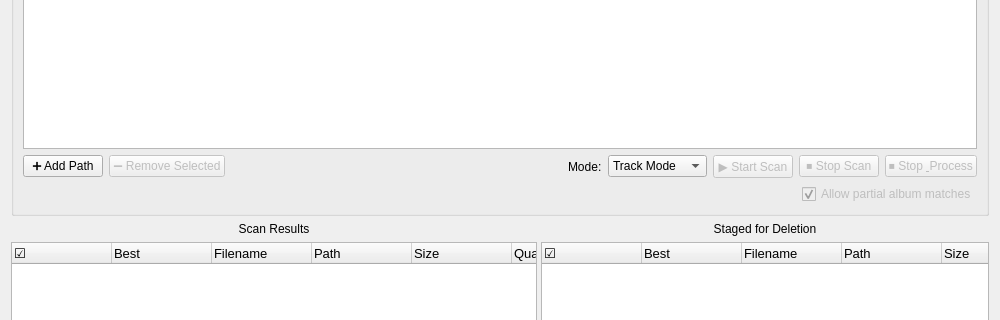
First picture: the form in src/duperscooper_gui/ui/dual_pane_widget.ui, repository ohtostado/duperscooper, before the edit; both pictures show x 0 to 1000 and y 179 to 499 of the 1000 by 700 pixel window.
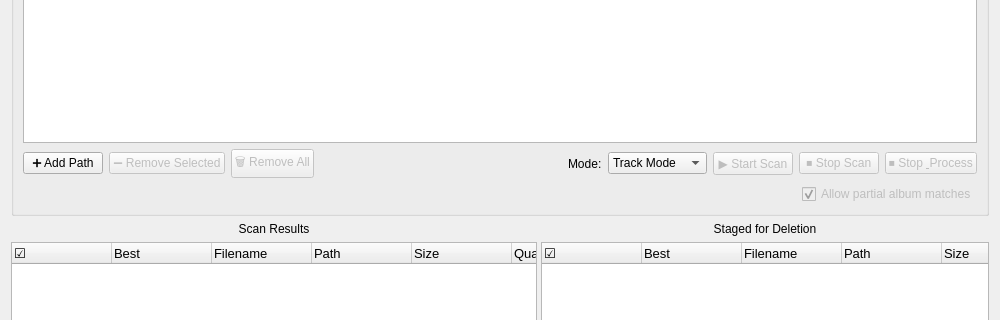
Second picture: the form after the edit.

Commit message:
feat: add Remove All button for scan paths
- Added 'Remove All' button (🗑️) next to 'Remove Selected'
- Shows confirmation dialog before clearing all paths
- Button automatically enables/disables based on path count
- Properly managed during scan operations (disabled while scanning)
- Improves UX for quickly clearing the paths list

The edit to the form file:
```diff
--- a/src/duperscooper_gui/ui/dual_pane_widget.ui
+++ b/src/duperscooper_gui/ui/dual_pane_widget.ui
@@ -58,7 +58,20 @@
            <bool>false</bool>
           </property>
           <property name="toolTip">
-           <string>Remove selected path</string>
+           <string>Remove selected paths</string>
+          </property>
+         </widget>
+        </item>
+        <item>
+         <widget class="QPushButton" name="removeAllPathsButton">
+          <property name="text">
+           <string>🗑️ Remove All</string>
+          </property>
+          <property name="enabled">
+           <bool>false</bool>
+          </property>
+          <property name="toolTip">
+           <string>Remove all paths from the list</string>
           </property>
          </widget>
         </item>
```
The commit also changes 1 other file.
